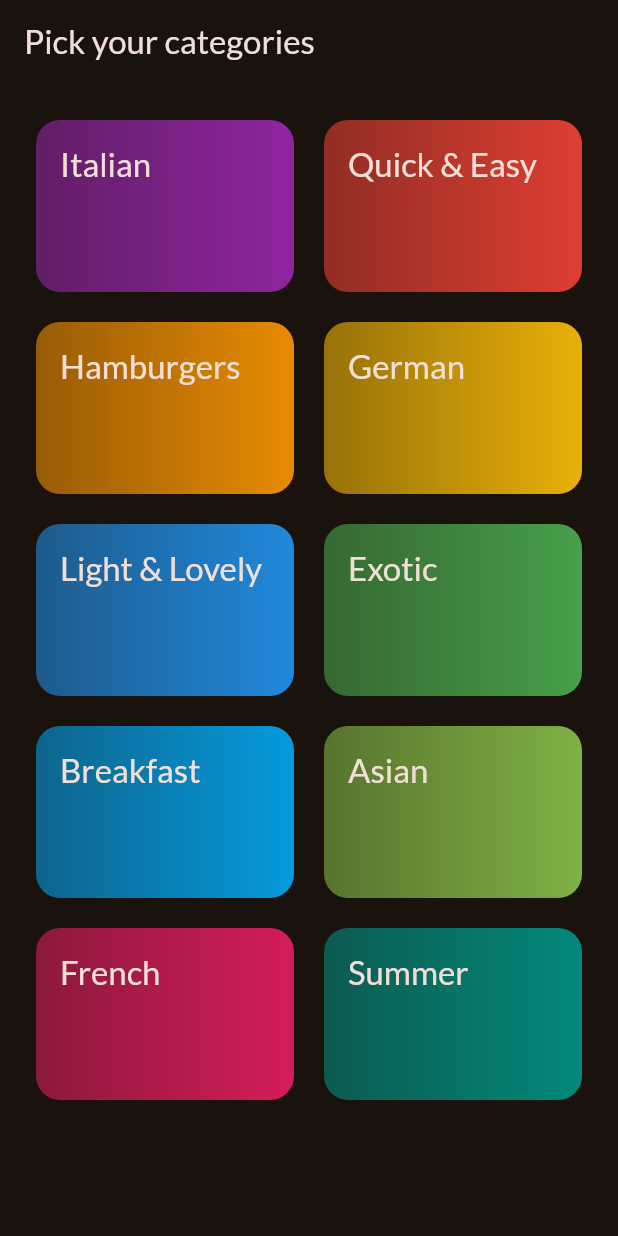
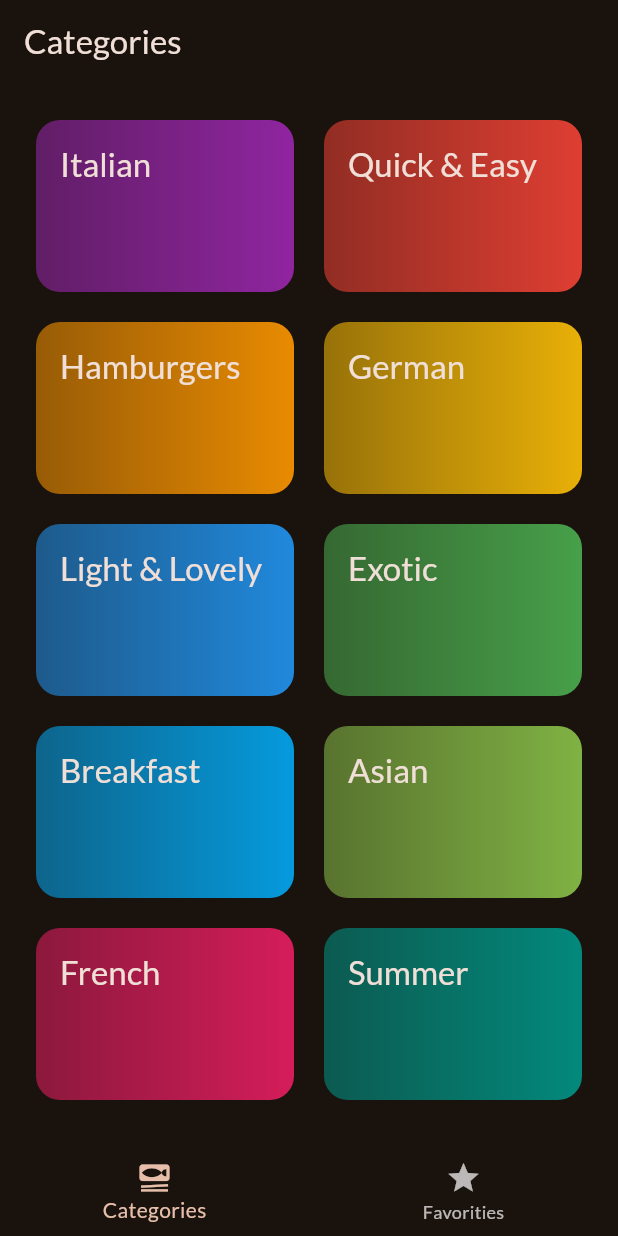
Before and after one commit to hpzynha/Flutter_Dart_The_Complete_Guide, a Flutter app: the screen it shows after launch, on a phone screen of 412 x 824 dp. Run offline on Flutter 3.47's test engine with Material 3 defaults, Android fonts, the phone set to English and light mode, and no system bars; our stand-ins replace google_fonts, transparent_image.

Commit message:
add tabs

```diff
--- a/meals/lib/main.dart
+++ b/meals/lib/main.dart
@@ -1,7 +1,6 @@
 import 'package:flutter/material.dart';
-
 import 'package:google_fonts/google_fonts.dart';
-import 'package:meals/screens/categories.dart';
+import 'package:meals/screens/tabs.dart';
 
 final theme = ThemeData(
   useMaterial3: true,
@@ -24,7 +23,7 @@ class App extends StatelessWidget {
     return MaterialApp(
       debugShowCheckedModeBanner: false,
       theme: theme,
-      home: CategoriesScreen(),
+      home: TabsScreen(),
     );
   }
 }
--- a/meals/lib/screens/categories.dart
+++ b/meals/lib/screens/categories.dart
@@ -25,11 +25,7 @@ class CategoriesScreen extends StatelessWidget {
 
   @override
   Widget build(BuildContext context) {
-    return Scaffold(
-      appBar: AppBar(
-        title: Text('Pick your categories'),
-      ),
-      body: GridView(
+    return GridView(
       padding: const EdgeInsets.all(24),
       gridDelegate: const SliverGridDelegateWithFixedCrossAxisCount(
           crossAxisCount: 2,
@@ -45,7 +41,6 @@ class CategoriesScreen extends StatelessWidget {
             },
           )
       ],
-      ),
     );
   }
 }
--- /dev/null
+++ b/meals/lib/screens/tabs.dart
@@ -0,0 +1,45 @@
+import 'package:flutter/material.dart';
+import 'package:meals/screens/categories.dart';
+import 'package:meals/screens/meals.dart';
+
+class TabsScreen extends StatefulWidget {
+  const TabsScreen({super.key});
+
+  @override
+  State<TabsScreen> createState() => _TabsScreenState();
+}
+
+class _TabsScreenState extends State<TabsScreen> {
+  int _selectedPageIndex = 0;
+  void _selectedPage(int index) {
+    setState(() {
+      _selectedPageIndex = index;
+    });
+  }
+
+  @override
+  Widget build(BuildContext context) {
+    Widget activePage = const CategoriesScreen();
+    var activePageTitle = 'Categories';
+
+    if (_selectedPageIndex == 1) {
+      activePage = const MealsScreen(meals: []);
+      activePageTitle = 'Your Favorites';
+    }
+    return Scaffold(
+      appBar: AppBar(
+        title: Text(activePageTitle),
+      ),
+      body: activePage,
+      bottomNavigationBar: BottomNavigationBar(
+        onTap: _selectedPage,
+        currentIndex: _selectedPageIndex,
+        items: const [
+          BottomNavigationBarItem(
+              icon: Icon(Icons.set_meal), label: 'Categories'),
+          BottomNavigationBarItem(icon: Icon(Icons.star), label: 'Favorities'),
+        ],
+      ),
+    );
+  }
+}
```
Also changed, not shown: meals/lib/screens/meals.dart (+6 -3 lines). Lines whose indentation alone changed are shown as unchanged.
